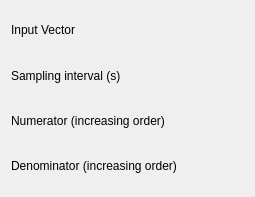
Qt form src/plugins/dataobject/genericfilter/genericfilterconfig.ui (Kst-plot/kst) before a commit.
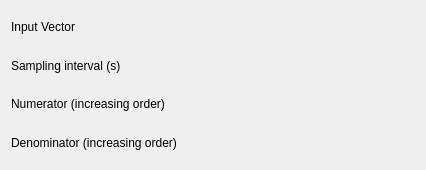
The same form after that commit. Custom widgets are drawn as their Qt base class.

What changed in the file:
```diff
--- a/src/plugins/dataobject/genericfilter/genericfilterconfig.ui
+++ b/src/plugins/dataobject/genericfilter/genericfilterconfig.ui
@@ -5,13 +5,19 @@
    <rect>
     <x>0</x>
     <y>0</y>
-    <width>255</width>
-    <height>197</height>
+    <width>426</width>
+    <height>170</height>
    </rect>
   </property>
+  <property name="minimumSize" >
+   <size>
+    <width>400</width>
+    <height>0</height>
+   </size>
+  </property>
   <layout class="QVBoxLayout" name="verticalLayout" >
    <item>
-    <layout class="QHBoxLayout" name="horizontalLayout" >
+    <layout class="QHBoxLayout" name="horizontalLayout_4" >
      <item>
       <widget class="QLabel" name="label_3" >
        <property name="sizePolicy" >
@@ -28,6 +34,19 @@
        </property>
       </widget>
      </item>
+     <item>
+      <spacer name="horizontalSpacer" >
+       <property name="orientation" >
+        <enum>Qt::Horizontal</enum>
+       </property>
+       <property name="sizeHint" stdset="0" >
+        <size>
+         <width>40</width>
+         <height>20</height>
+        </size>
+       </property>
+      </spacer>
+     </item>
      <item>
       <widget class="Kst::VectorSelector" native="1" name="_vector" >
        <property name="sizePolicy" >
@@ -41,7 +60,7 @@
     </layout>
    </item>
    <item>
-    <layout class="QHBoxLayout" name="horizontalLayout_2" >
+    <layout class="QHBoxLayout" name="horizontalLayout_3" >
      <item>
       <widget class="QLabel" name="label_4" >
        <property name="sizePolicy" >
@@ -58,13 +77,26 @@
        </property>
       </widget>
      </item>
+     <item>
+      <spacer name="horizontalSpacer_2" >
+       <property name="orientation" >
+        <enum>Qt::Horizontal</enum>
+       </property>
+       <property name="sizeHint" stdset="0" >
+        <size>
+         <width>40</width>
+         <height>20</height>
+        </size>
+       </property>
+      </spacer>
+     </item>
      <item>
       <widget class="Kst::ScalarSelector" native="1" name="_scalarInterval" />
      </item>
     </layout>
    </item>
    <item>
-    <layout class="QHBoxLayout" name="horizontalLayout_3" >
+    <layout class="QHBoxLayout" name="horizontalLayout_2" >
      <item>
       <widget class="QLabel" name="label_5" >
        <property name="sizePolicy" >
@@ -81,13 +113,26 @@
        </property>
       </widget>
      </item>
+     <item>
+      <spacer name="horizontalSpacer_3" >
+       <property name="orientation" >
+        <enum>Qt::Horizontal</enum>
+       </property>
+       <property name="sizeHint" stdset="0" >
+        <size>
+         <width>40</width>
+         <height>20</height>
+        </size>
+       </property>
+      </spacer>
+     </item>
      <item>
       <widget class="Kst::StringSelector" native="1" name="_stringNumerator" />
      </item>
     </layout>
    </item>
    <item>
-    <layout class="QHBoxLayout" name="horizontalLayout_4" >
+    <layout class="QHBoxLayout" name="horizontalLayout" >
      <item>
       <widget class="QLabel" name="label_6" >
        <property name="sizePolicy" >
@@ -105,7 +150,20 @@
       </widget>
      </item>
      <item>
-       <widget class="Kst::StringSelector" native="1" name="_stringDenominator" />
+      <spacer name="horizontalSpacer_4" >
+       <property name="orientation" >
+        <enum>Qt::Horizontal</enum>
+       </property>
+       <property name="sizeHint" stdset="0" >
+        <size>
+         <width>40</width>
+         <height>20</height>
+        </size>
+       </property>
+      </spacer>
+     </item>
+     <item>
+      <widget class="Kst::StringSelector" native="1" name="_stringDenominator" />
      </item>
     </layout>
    </item>
@@ -125,9 +183,9 @@
    <header>scalarselector.h</header>
   </customwidget>
   <customwidget>
-    <class>Kst::StringSelector</class>
-    <extends>QWidget</extends>
-    <header>stringselector.h</header>
+   <class>Kst::StringSelector</class>
+   <extends>QWidget</extends>
+   <header>stringselector.h</header>
   </customwidget>
  </customwidgets>
  <resources/>
```
